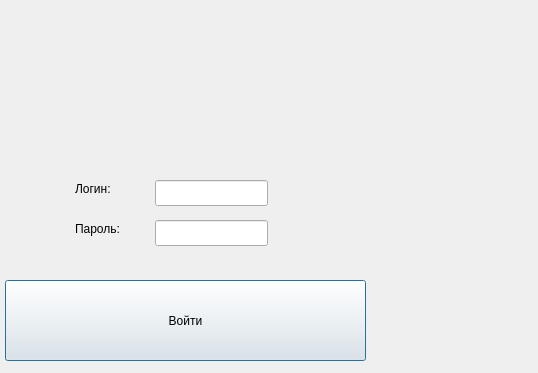
icspero/3-semester-CourseWork_Client, file loginwindow.ui: the form before one commit; both pictures show x 145 to 683 and y 0 to 373 of the 683 by 524 pixel window.
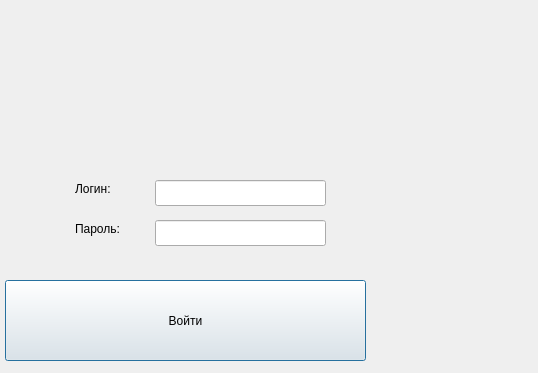
The form after the commit.

The edit to the form file:
```diff
--- a/loginwindow.ui
+++ b/loginwindow.ui
@@ -18,7 +18,7 @@
     <rect>
      <x>300</x>
      <y>180</y>
-     <width>113</width>
+     <width>171</width>
      <height>26</height>
     </rect>
    </property>
@@ -28,7 +28,7 @@
     <rect>
      <x>300</x>
      <y>220</y>
-     <width>113</width>
+     <width>171</width>
      <height>26</height>
     </rect>
    </property>
```
